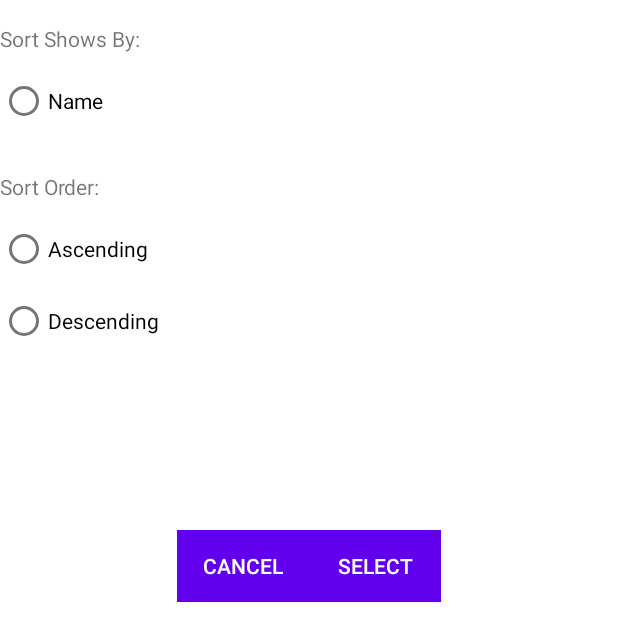
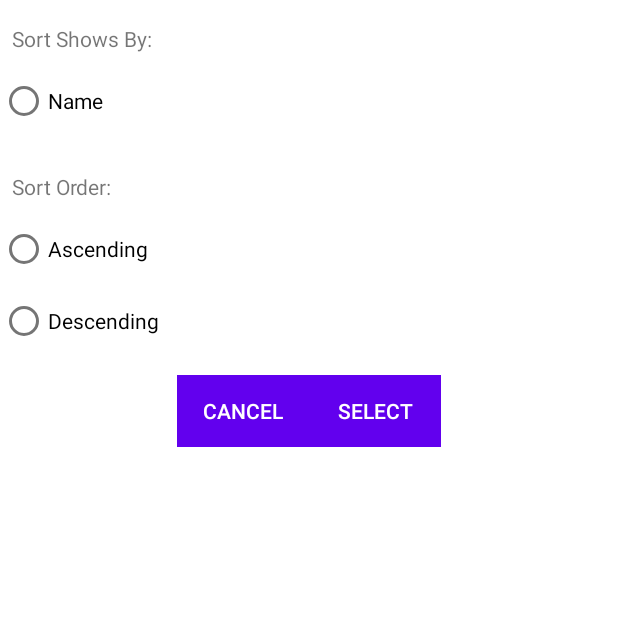
Before and after one commit to ybart11/NosApp, an Android app: the layout select_settings.xml on its own in the app's theme, with its tools: preview values and no code run, on a phone screen of 412 x 824 dp. Shown: the top 641 px of the screen. Run offline under Robolectric (Android 15) with nearby library versions, the phone set to English and light mode, and no system bars.

Commit message:
Ahadu settings fragment update

```diff
--- a/app/src/main/res/layout/select_settings.xml
+++ b/app/src/main/res/layout/select_settings.xml
@@ -9,6 +9,7 @@
         android:id="@+id/textView"
         android:layout_width="wrap_content"
         android:layout_height="wrap_content"
+        android:layout_marginStart="8dp"
         android:layout_marginTop="16dp"
         android:text="Sort Shows By:"
         app:layout_constraintStart_toStartOf="parent"
@@ -35,6 +36,7 @@
         android:id="@+id/textView2"
         android:layout_width="match_parent"
         android:layout_height="wrap_content"
+        android:layout_marginStart="8dp"
         android:layout_marginTop="16dp"
         android:text="Sort Order:"
         app:layout_constraintStart_toStartOf="parent"
@@ -43,7 +45,7 @@
     <RadioGroup
         android:id="@+id/radioGroupSortOrder"
         android:layout_width="128dp"
-        android:layout_height="201dp"
+        android:layout_height="wrap_content"
         android:layout_marginTop="8dp"
         app:layout_constraintStart_toStartOf="parent"
         app:layout_constraintTop_toBottomOf="@+id/textView2">
@@ -66,11 +68,12 @@
         style="?android:attr/borderlessButtonStyle"
         android:layout_width="wrap_content"
         android:layout_height="wrap_content"
+        android:layout_marginTop="240dp"
         android:orientation="horizontal"
         app:layout_constraintBottom_toBottomOf="parent"
         app:layout_constraintEnd_toEndOf="parent"
         app:layout_constraintStart_toStartOf="parent"
-        app:layout_constraintTop_toBottomOf="@+id/radioGroupSortOrder">
+        app:layout_constraintTop_toTopOf="parent">
 
         <Button
             android:id="@+id/buttonCancel"
```
